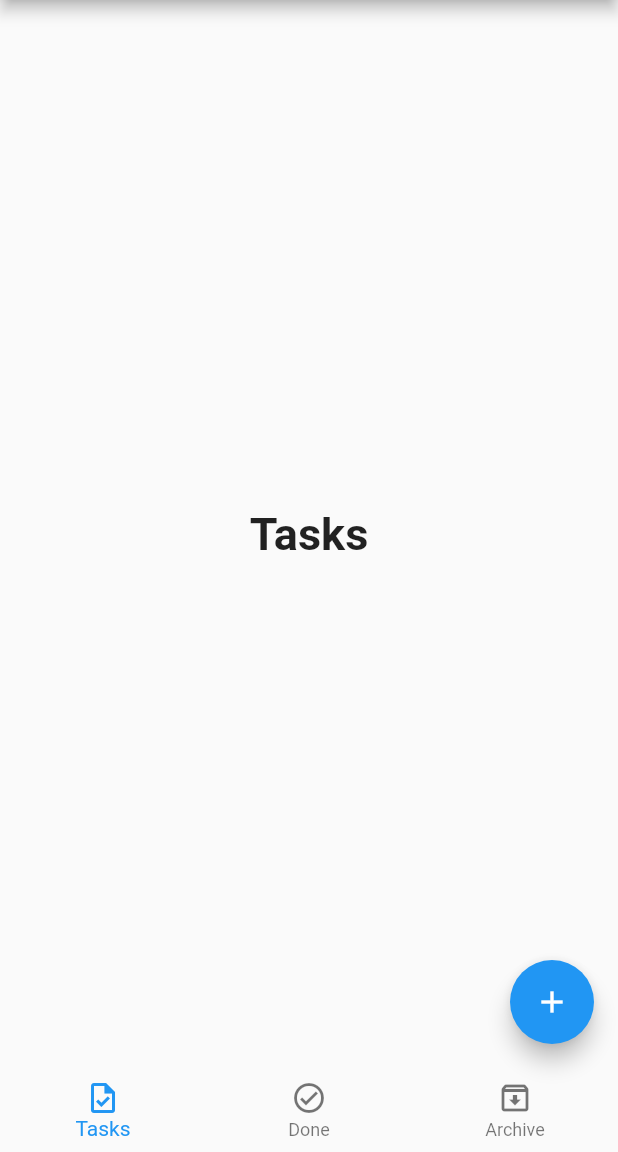
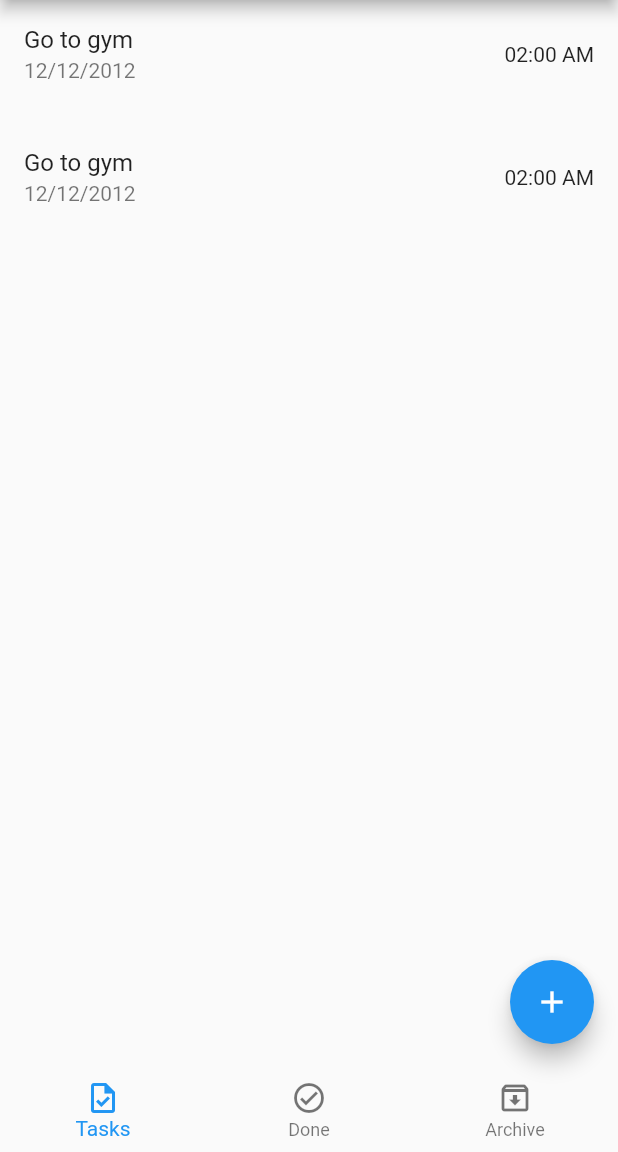
Before and after one commit to 1lordraiden1/Todo-app, a Flutter app: the screen it shows after launch, on a phone screen of 412 x 824 dp, the part 84-1236 px from its top. Run offline on Flutter 3.47's test engine with Material 2 defaults, Android fonts, the phone set to English and light mode, and no system bars; our stand-ins replace bloc, flutter_bloc, sqflite; accounts and stored records are empty.

```diff
--- a/lib/modules/task/task_screen.dart
+++ b/lib/modules/task/task_screen.dart
@@ -1,23 +1,24 @@
 import 'package:flutter/material.dart';
 
-class TaskScreen extends StatefulWidget {
-  const TaskScreen({Key? key}) : super(key: key);
+class TaskScreen extends StatelessWidget {
 
-  @override
-  State<TaskScreen> createState() => _TaskScreenState();
-}
 
-class _TaskScreenState extends State<TaskScreen> {
+  List<Map> Tasks = [];
   @override
   Widget build(BuildContext context) {
-    return Center(
-      child: Text(
-        "Tasks",style: TextStyle(
-        fontSize: 30.0,
-        fontWeight: FontWeight.bold,
+    return ListView.separated(
+      separatorBuilder: (BuildContext context, int index) => const SizedBox(
+        height: 10,
+      ),
+      itemCount: 2,
+      itemBuilder: (BuildContext context, int index) =>ListTile(
+        title:Text("Go to gym"),
+        subtitle: Text("12/12/2012"),
+        trailing: Text("02:00 AM"),
+      ),
 
-      ),
-      ),
     );
   }
+
+
 }
```
